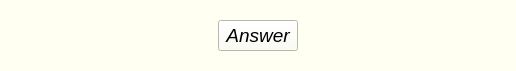
Before: the Qt Designer form src/views/ui/answerFrame.ui in adibozzhanov/LeProgram, drawn with Qt 5.
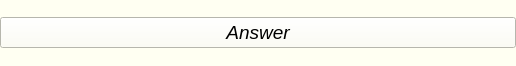
After: the same form once the commit is applied.

Commit message: fix: buttons back to be big

Patch:
```diff
--- a/src/views/ui/answerFrame.ui
+++ b/src/views/ui/answerFrame.ui
@@ -7,7 +7,7 @@
     <x>0</x>
     <y>0</y>
     <width>516</width>
-    <height>71</height>
+    <height>66</height>
    </rect>
   </property>
   <property name="windowTitle">
@@ -17,24 +17,20 @@
    <string notr="true">background-color: rgb(255, 255, 242);</string>
   </property>
   <layout class="QHBoxLayout" name="horizontalLayout">
-   <item>
-    <spacer name="horizontalSpacer">
-     <property name="orientation">
-      <enum>Qt::Horizontal</enum>
-     </property>
-     <property name="sizeHint" stdset="0">
-      <size>
-       <width>40</width>
-       <height>20</height>
-      </size>
-     </property>
-    </spacer>
-   </item>
+   <property name="spacing">
+    <number>0</number>
+   </property>
+   <property name="leftMargin">
+    <number>0</number>
+   </property>
+   <property name="rightMargin">
+    <number>0</number>
+   </property>
    <item>
     <widget class="QPushButton" name="answerButton">
      <property name="maximumSize">
       <size>
-       <width>700</width>
+       <width>900</width>
        <height>16777215</height>
       </size>
      </property>
@@ -50,19 +46,6 @@
      </property>
     </widget>
    </item>
-   <item>
-    <spacer name="horizontalSpacer_2">
-     <property name="orientation">
-      <enum>Qt::Horizontal</enum>
-     </property>
-     <property name="sizeHint" stdset="0">
-      <size>
-       <width>40</width>
-       <height>20</height>
-      </size>
-     </property>
-    </spacer>
-   </item>
   </layout>
  </widget>
  <resources/>
```
The commit also changes 1 other file.
